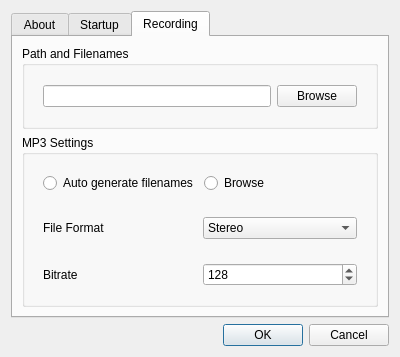
Old version of the form finny/ui/Settings.ui in the repository RyanNerd/finny.
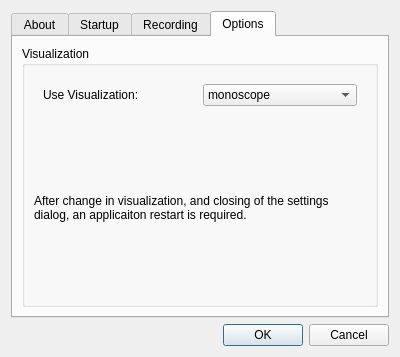
New version of the form. Icons and pictures are not drawn.

Commit message: Added basic change of visualization functionality. But at present, the applicaiton requires a restart upon new visualization.

Patch:
```diff
--- a/finny/ui/Settings.ui
+++ b/finny/ui/Settings.ui
@@ -29,7 +29,7 @@
    <item>
     <widget class="QTabWidget" name="Tabs">
      <property name="currentIndex">
-      <number>2</number>
+      <number>3</number>
      </property>
      <widget class="QWidget" name="AboutTab">
       <attribute name="title">
@@ -373,6 +373,110 @@
        </item>
       </layout>
      </widget>
+     <widget class="QWidget" name="OptionsTab">
+      <attribute name="title">
+       <string>Options</string>
+      </attribute>
+      <layout class="QVBoxLayout" name="verticalLayout_9">
+       <item>
+        <widget class="QGroupBox" name="groupBox_3">
+         <property name="title">
+          <string>Visualization</string>
+         </property>
+         <layout class="QVBoxLayout" name="verticalLayout_11">
+          <item>
+           <widget class="QWidget" name="widget_7" native="true">
+            <property name="sizePolicy">
+             <sizepolicy hsizetype="Preferred" vsizetype="Maximum">
+              <horstretch>0</horstretch>
+              <verstretch>0</verstretch>
+             </sizepolicy>
+            </property>
+            <layout class="QHBoxLayout" name="horizontalLayout_8">
+             <item>
+              <widget class="QLabel" name="label_5">
+               <property name="text">
+                <string>Use Visualization:</string>
+               </property>
+              </widget>
+             </item>
+             <item>
+              <widget class="QComboBox" name="VisualizationName">
+               <item>
+                <property name="text">
+                 <string>monoscope</string>
+                </property>
+               </item>
+               <item>
+                <property name="text">
+                 <string>libvisual_bumpscope</string>
+                </property>
+               </item>
+               <item>
+                <property name="text">
+                 <string>libvisual_corona</string>
+                </property>
+               </item>
+               <item>
+                <property name="text">
+                 <string>libvisual_infinite</string>
+                </property>
+               </item>
+               <item>
+                <property name="text">
+                 <string>libvisual_jakdaw</string>
+                </property>
+               </item>
+               <item>
+                <property name="text">
+                 <string>libvisual_jess</string>
+                </property>
+               </item>
+               <item>
+                <property name="text">
+                 <string>libvisual_lv_analyzer</string>
+                </property>
+               </item>
+               <item>
+                <property name="text">
+                 <string>libvisual_lv_scope</string>
+                </property>
+               </item>
+               <item>
+                <property name="text">
+                 <string>libvisual_oinksie</string>
+                </property>
+               </item>
+               <item>
+                <property name="text">
+                 <string>goom</string>
+                </property>
+               </item>
+               <item>
+                <property name="text">
+                 <string>goom2k1</string>
+                </property>
+               </item>
+              </widget>
+             </item>
+            </layout>
+           </widget>
+          </item>
+          <item>
+           <widget class="QLabel" name="label_6">
+            <property name="text">
+             <string>After change in visualization, and closing of the settings dialog, an applicaiton restart is required.</string>
+            </property>
+            <property name="wordWrap">
+             <bool>true</bool>
+            </property>
+           </widget>
+          </item>
+         </layout>
+        </widget>
+       </item>
+      </layout>
+     </widget>
     </widget>
    </item>
    <item>
```
The commit also changes 6 other files.
